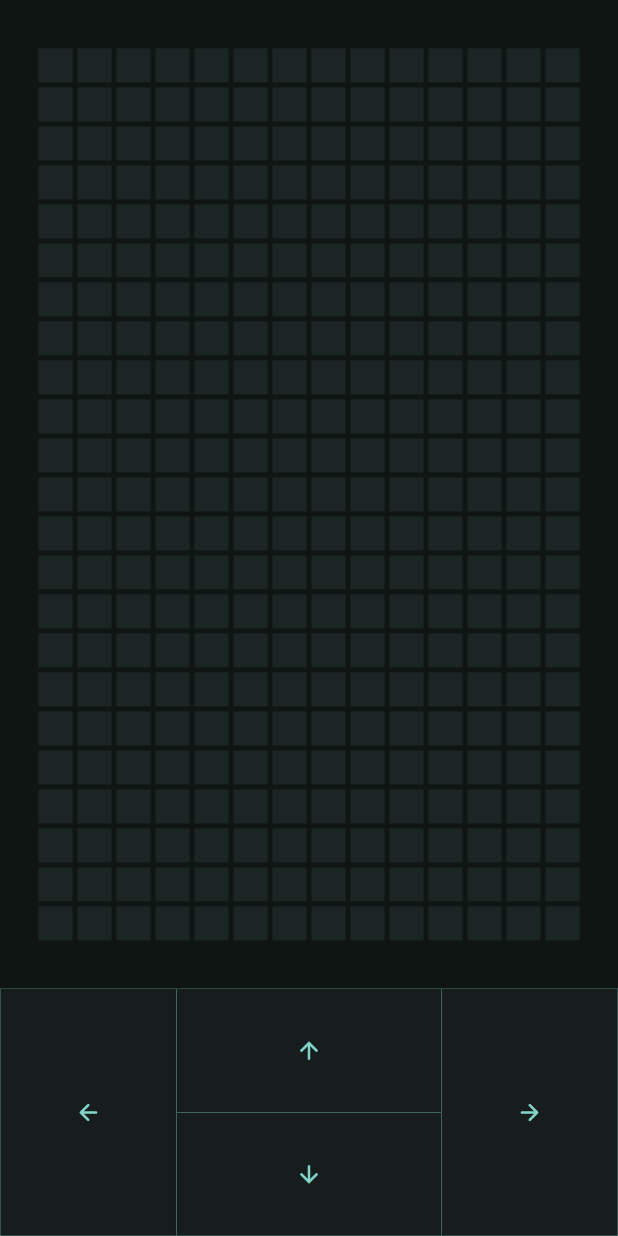
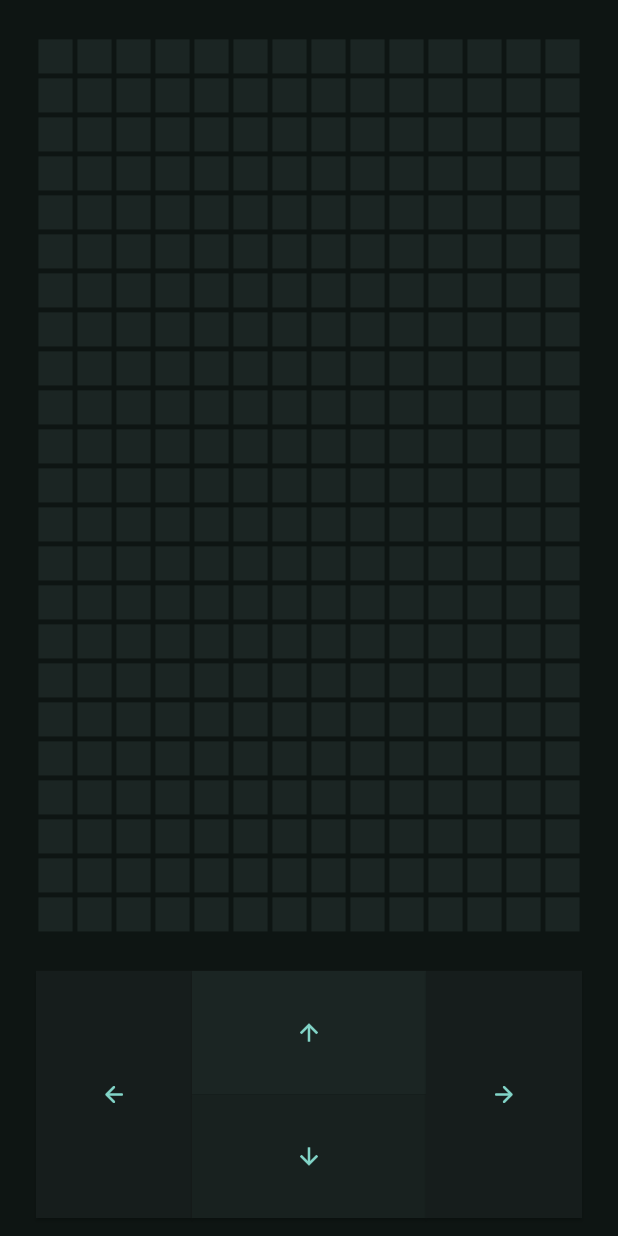
Before and after one commit to MoazSalem/Snake_Flutter_Game, a Flutter app: the GameView screen opened by its route, on a phone screen of 412 x 824 dp. Run offline on Flutter 3.47's test engine with Material 2 defaults, Android fonts, the phone set to English and light mode, and no system bars; our stand-ins replace flutter_svg.

Commit message:
controller view enhancements

```diff
--- a/lib/features/game/presentation/widgets/controller.dart
+++ b/lib/features/game/presentation/widgets/controller.dart
@@ -5,7 +5,9 @@ class Controller extends StatelessWidget {
 
   @override
   Widget build(BuildContext context) {
-    return SizedBox(
+    return Padding(
+      padding: const EdgeInsets.only(left: 24.0, right: 24.0, bottom: 12.0),
+      child: SizedBox(
         height: MediaQuery.sizeOf(context).height * 0.2,
         child: Row(
           children: [
@@ -16,9 +18,9 @@ class Controller extends StatelessWidget {
                 style: ButtonStyle(
                     shape: MaterialStateProperty.all<RoundedRectangleBorder>(RoundedRectangleBorder(
                       borderRadius: BorderRadius.circular(0),
-                    side: BorderSide(color: Theme.of(context).colorScheme.primary, width: 0.2),
                     )),
-                  minimumSize: MaterialStateProperty.all<Size>(const Size(1000, 1000))),
+                    minimumSize: MaterialStateProperty.all<Size>(
+                        const Size(double.infinity, double.infinity))),
                 child: const Icon(Icons.arrow_back_rounded),
               ),
             ),
@@ -33,10 +35,11 @@ class Controller extends StatelessWidget {
                           shape: MaterialStateProperty.all<RoundedRectangleBorder>(
                               RoundedRectangleBorder(
                             borderRadius: BorderRadius.circular(0),
-                          side:
-                              BorderSide(color: Theme.of(context).colorScheme.primary, width: 0.2),
                           )),
-                        minimumSize: MaterialStateProperty.all<Size>(const Size(1000, 1000))),
+                          backgroundColor: MaterialStateProperty.all<Color>(
+                              const Color.fromRGBO(27, 37, 35, 1.0)),
+                          minimumSize: MaterialStateProperty.all<Size>(
+                              const Size(double.infinity, double.infinity))),
                       child: const Icon(Icons.arrow_upward),
                     ),
                   ),
@@ -47,10 +50,11 @@ class Controller extends StatelessWidget {
                           shape: MaterialStateProperty.all<RoundedRectangleBorder>(
                               RoundedRectangleBorder(
                             borderRadius: BorderRadius.circular(0),
-                          side:
-                              BorderSide(color: Theme.of(context).colorScheme.primary, width: 0.2),
                           )),
-                        minimumSize: MaterialStateProperty.all<Size>(const Size(1000, 1000))),
+                          backgroundColor: MaterialStateProperty.all<Color>(
+                              const Color.fromRGBO(27, 37, 35, 0.8)),
+                          minimumSize: MaterialStateProperty.all<Size>(
+                              const Size(double.infinity, double.infinity))),
                       child: const Icon(Icons.arrow_downward),
                     ),
                   ),
@@ -64,14 +68,15 @@ class Controller extends StatelessWidget {
                 style: ButtonStyle(
                     shape: MaterialStateProperty.all<RoundedRectangleBorder>(RoundedRectangleBorder(
                       borderRadius: BorderRadius.circular(0),
-                    side: BorderSide(color: Theme.of(context).colorScheme.primary, width: 0.2),
                     )),
-                  minimumSize: MaterialStateProperty.all<Size>(const Size(1000, 1000))),
+                    minimumSize: MaterialStateProperty.all<Size>(
+                        const Size(double.infinity, double.infinity))),
                 child: const Icon(Icons.arrow_forward_rounded),
               ),
             ),
           ],
         ),
+      ),
     );
   }
 }
```
Lines whose indentation alone changed are shown as unchanged.
